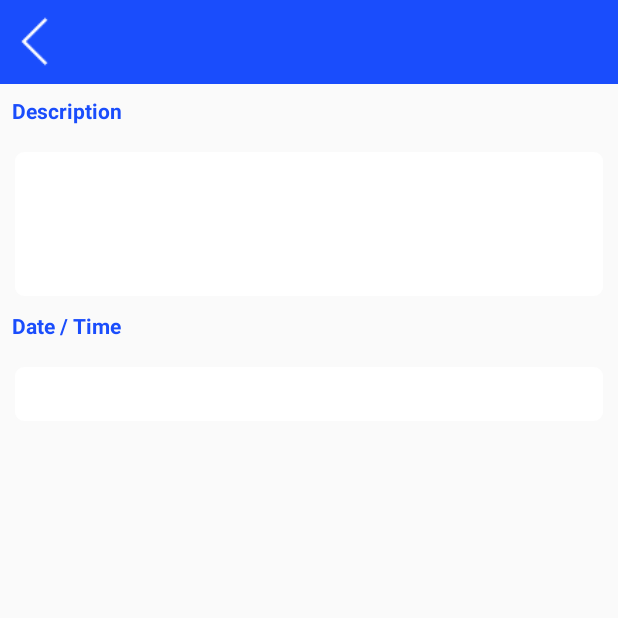
After one commit to bufferTest/grand, an Android app: the RiskReportActivity screen opened directly, with no data from a screen before it, on a phone screen of 412 x 824 dp, the top half of it. The commit adds this screen. Run offline under Robolectric (Android 15) with nearby library versions, the phone set to English and light mode, and no system bars; our stand-ins replace CircleImageView.

Commit message:
Add events Ui

```diff
--- a/app/src/main/java/com/grandgroup/activities/LoginActivity.java
+++ b/app/src/main/java/com/grandgroup/activities/LoginActivity.java
@@ -108,7 +108,7 @@ public class LoginActivity extends AppCompatActivity {
                         .setNegativeButton("Cancel", new DialogInterface.OnClickListener() {
                             @Override
                             public void onClick(DialogInterface dialog, int which) {
-                                Log.d("MainActivity", "Aborting mission...");
+
                             }
                         })
                         .show();
--- /dev/null
+++ b/app/src/main/java/com/grandgroup/activities/RiskReportActivity.java
@@ -0,0 +1,15 @@
+package com.grandgroup.activities;
+
+import android.support.v7.app.AppCompatActivity;
+import android.os.Bundle;
+
+import com.grandgroup.R;
+
+public class RiskReportActivity extends AppCompatActivity {
+
+    @Override
+    protected void onCreate(Bundle savedInstanceState) {
+        super.onCreate(savedInstanceState);
+        setContentView(R.layout.activity_risk_report);
+    }
+}
--- a/app/src/main/java/com/grandgroup/activities/TaskManagerActivity.java
+++ b/app/src/main/java/com/grandgroup/activities/TaskManagerActivity.java
@@ -7,6 +7,7 @@ import android.support.v7.widget.GridLayoutManager;
 import android.support.v7.widget.RecyclerView;
 import android.util.Log;
 import android.view.View;
+import android.widget.Button;
 import android.widget.TextView;
 
 import com.grandgroup.R;
@@ -33,7 +34,7 @@ public class TaskManagerActivity extends BaseActivity {
     @BindView(R.id.month)
     TextView month_name;
     @BindView(R.id.btn_add)
-    TextView btnAdd;
+    Button btnAdd;
 
     private AppCompatActivity mContext;
     private int mFirstDay;
--- /dev/null
+++ b/app/src/main/res/layout/activity_risk_report.xml
@@ -0,0 +1,61 @@
+<?xml version="1.0" encoding="utf-8"?>
+<android.support.constraint.ConstraintLayout xmlns:android="http://schemas.android.com/apk/res/android"
+    xmlns:app="http://schemas.android.com/apk/res-auto"
+    xmlns:tools="http://schemas.android.com/tools"
+    android:layout_width="match_parent"
+    android:layout_height="match_parent"
+    tools:context=".activities.RiskReportActivity">
+    <include
+        android:id="@+id/tool_bar"
+        layout="@layout/custom_toolbar"
+        android:layout_width="0dp"
+        android:layout_height="wrap_content"
+        app:layout_constraintEnd_toEndOf="parent"
+        app:layout_constraintStart_toStartOf="parent"
+        app:layout_constraintTop_toTopOf="parent" />
+
+    <TextView
+        android:id="@+id/tv_report_desc_title"
+        android:layout_width="wrap_content"
+        android:layout_height="0dp"
+        android:padding="8dp"
+        android:text="Description"
+        android:textColor="@color/colorPrimaryDark"
+        android:textStyle="bold"
+        app:layout_constraintStart_toStartOf="parent"
+        app:layout_constraintTop_toBottomOf="@+id/tool_bar" />
+
+    <EditText
+        android:id="@+id/tv_report_desc"
+        android:layout_width="0dp"
+        android:layout_height="100dp"
+        android:layout_margin="8dp"
+        android:background="@drawable/background_round_corner"
+        android:padding="8dp"
+        app:layout_constraintEnd_toEndOf="parent"
+        app:layout_constraintStart_toStartOf="parent"
+        app:layout_constraintTop_toBottomOf="@+id/tv_report_desc_title" />
+
+    <TextView
+        android:id="@+id/tv_report_date_time_title"
+        android:layout_width="wrap_content"
+        android:layout_height="0dp"
+        android:padding="8dp"
+        android:text="Date / Time"
+        android:textColor="@color/colorPrimaryDark"
+        android:textStyle="bold"
+        app:layout_constraintStart_toStartOf="parent"
+        app:layout_constraintTop_toBottomOf="@+id/tv_report_desc" />
+
+    <EditText
+        android:id="@+id/et_event_date"
+        android:layout_width="0dp"
+        android:layout_height="40dp"
+        android:layout_margin="8dp"
+        android:background="@drawable/background_round_corner"
+        android:padding="8dp"
+        android:drawableEnd="@drawable/ic_add"
+        app:layout_constraintEnd_toEndOf="parent"
+        app:layout_constraintStart_toStartOf="parent"
+        app:layout_constraintTop_toBottomOf="@+id/tv_report_date_time_title" />
+</android.support.constraint.ConstraintLayout>
--- a/app/src/main/res/values/colors.xml
+++ b/app/src/main/res/values/colors.xml
@@ -4,6 +4,8 @@
     <color name="colorPrimaryDark">#1A4DFC</color>
     <color name="colorAccent">#FF4081</color>
     <color name="colorWhite">#FFFFFF</color>
+    <color name="colorBlack">#000</color>
+
     <color name="colorButton">#71B4D4</color>
     <color name="red">#FF0000</color>
 
```
Also changed, not shown: app/src/main/AndroidManifest.xml (+7 -7 lines), app/src/main/java/com/grandgroup/activities/ReportActivity.java (+14 -1 lines), app/src/main/res/layout/activity_add_task.xml (+9 -9 lines), app/src/main/res/layout/activity_report.xml (+32 -3 lines).
